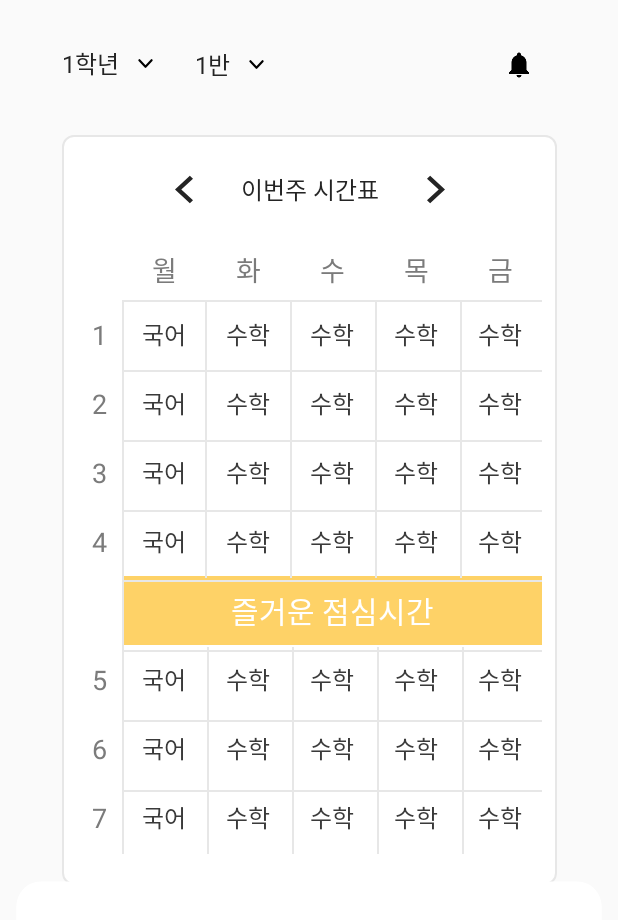
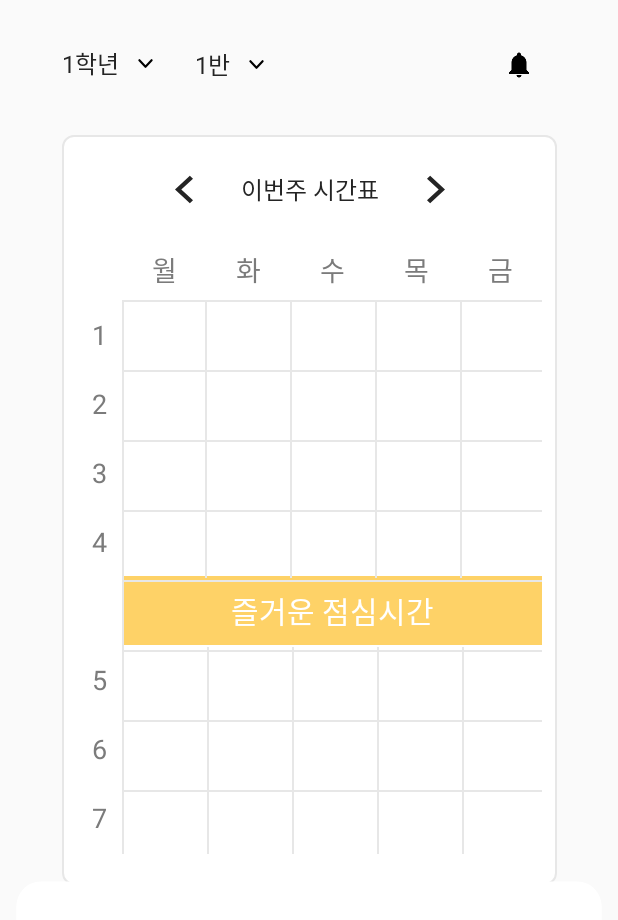
Before and after one commit to kimjjunho/Kodomo, an Android app: the MainActivity screen opened directly, with no data from a screen before it, on a phone screen of 412 x 824 dp. Shown: the top 920 px of the screen. Run offline under Robolectric (Android 15) with nearby library versions, the phone set to English and light mode, and no system bars; our stand-ins replace Dagger/Hilt's generated code, data binding; libraries missing offline, so code that uses them is left out: com.sothree.slidinguppanel; plain views replace SlidingUpPanelLayout; 1 statement that could not run was skipped.

Commit message:
main activity 과목 텍스트 수정

```diff
--- a/Seonsijo/app/src/main/java/com/example/seonsijo/main/MainActivity.kt
+++ b/Seonsijo/app/src/main/java/com/example/seonsijo/main/MainActivity.kt
@@ -154,7 +154,9 @@ class MainActivity @Inject constructor(): BaseActivity<ActivityMainBinding>
 
     private fun gotoT(button: Button, textView: TextView){
         button.setOnClickListener {
-            gotoTestListActivity(textView)
+            if(textView.text != null){
+                gotoTestListActivity(textView)
+            }
         }
     }
 
--- a/Seonsijo/app/src/main/res/layout/activity_main.xml
+++ b/Seonsijo/app/src/main/res/layout/activity_main.xml
@@ -219,28 +219,23 @@
 
                         <TextView
                             android:id="@+id/monday1"
-                            style="@style/mainText"
-                            android:text="국어" />
+                            style="@style/mainText" />
 
                         <TextView
                             android:id="@+id/tuesday1"
-                            style="@style/mainText"
-                            android:text="수학" />
+                            style="@style/mainText" />
 
                         <TextView
                             android:id="@+id/wednesday1"
-                            style="@style/mainText"
-                            android:text="수학" />
+                            style="@style/mainText" />
 
                         <TextView
                             android:id="@+id/thursday1"
-                            style="@style/mainText"
-                            android:text="수학" />
+                            style="@style/mainText" />
 
                         <TextView
                             android:id="@+id/friday1"
-                            style="@style/mainText"
-                            android:text="수학" />
+                            style="@style/mainText" />
                     </TableRow>
 
                     <TableRow
@@ -249,28 +244,23 @@
 
                         <TextView
                             android:id="@+id/monday2"
-                            style="@style/mainText"
-                            android:text="국어" />
+                            style="@style/mainText" />
 
                         <TextView
                             android:id="@+id/tuesday2"
-                            style="@style/mainText"
-                            android:text="수학" />
+                            style="@style/mainText" />
 
                         <TextView
                             android:id="@+id/wednesday2"
-                            style="@style/mainText"
-                            android:text="수학" />
+                            style="@style/mainText" />
 
                         <TextView
                             android:id="@+id/thursday2"
-                            style="@style/mainText"
-                            android:text="수학" />
+                            style="@style/mainText" />
 
                         <TextView
                             android:id="@+id/friday2"
-                            style="@style/mainText"
-                            android:text="수학" />
+                            style="@style/mainText" />
                     </TableRow>
 
                     <TableRow
@@ -279,28 +269,23 @@
 
                         <TextView
                             android:id="@+id/monday3"
-                            style="@style/mainText"
-                            android:text="국어" />
+                            style="@style/mainText" />
 
                         <TextView
                             android:id="@+id/tuesday3"
-                            style="@style/mainText"
-                            android:text="수학" />
+                            style="@style/mainText" />
 
                         <TextView
                             android:id="@+id/wednesday3"
-                            style="@style/mainText"
-                            android:text="수학" />
+                            style="@style/mainText" />
 
                         <TextView
                             android:id="@+id/thursday3"
-                            style="@style/mainText"
-                            android:text="수학" />
+                            style="@style/mainText" />
 
                         <TextView
                             android:id="@+id/friday3"
-                            style="@style/mainText"
-                            android:text="수학" />
+                            style="@style/mainText" />
                     </TableRow>
 
                     <TableRow
@@ -309,28 +294,23 @@
 
                         <TextView
                             android:id="@+id/monday4"
-                            style="@style/mainText"
-                            android:text="국어" />
+                            style="@style/mainText" />
 
                         <TextView
                             android:id="@+id/tuesday4"
-                            style="@style/mainText"
-                            android:text="수학" />
+                            style="@style/mainText" />
 
                         <TextView
                             android:id="@+id/wednesday4"
-                            style="@style/mainText"
-                            android:text="수학" />
+                            style="@style/mainText" />
 
                         <TextView
                             android:id="@+id/thursday4"
-                            style="@style/mainText"
-                            android:text="수학" />
+                            style="@style/mainText" />
 
                         <TextView
                             android:id="@+id/friday4"
-                            style="@style/mainText"
-                            android:text="수학" />
+                            style="@style/mainText" />
                     </TableRow>
 
                     <TextView
@@ -349,28 +329,23 @@
 
                         <TextView
                             android:id="@+id/monday5"
-                            style="@style/mainText"
-                            android:text="국어" />
+                            style="@style/mainText" />
 
                         <TextView
                             android:id="@+id/tuesday5"
-                            style="@style/mainText"
-                            android:text="수학" />
+                            style="@style/mainText" />
 
                         <TextView
                             android:id="@+id/wednesday5"
-                            style="@style/mainText"
-                            android:text="수학" />
+                            style="@style/mainText" />
 
                         <TextView
                             android:id="@+id/thursday5"
-                            style="@style/mainText"
-                            android:text="수학" />
+                            style="@style/mainText" />
 
                         <TextView
                             android:id="@+id/friday5"
-                            style="@style/mainText"
-                            android:text="수학" />
+                            style="@style/mainText" />
                     </TableRow>
 
                     <TableRow
@@ -379,28 +354,23 @@
 
                         <TextView
                             android:id="@+id/monday6"
-                            style="@style/mainText"
-                            android:text="국어" />
+                            style="@style/mainText" />
 
                         <TextView
                             android:id="@+id/tuesday6"
-                            style="@style/mainText"
-                            android:text="수학" />
+                            style="@style/mainText" />
 
                         <TextView
                             android:id="@+id/wednesday6"
-                            style="@style/mainText"
-                            android:text="수학" />
+                            style="@style/mainText" />
 
                         <TextView
                             android:id="@+id/thursday6"
-                            style="@style/mainText"
-                            android:text="수학" />
+                            style="@style/mainText" />
 
                         <TextView
                             android:id="@+id/friday6"
-                            style="@style/mainText"
-                            android:text="수학" />
+                            style="@style/mainText" />
                     </TableRow>
 
                     <TableRow
@@ -409,28 +379,23 @@
 
                         <TextView
                             android:id="@+id/monday7"
-                            style="@style/mainText"
-                            android:text="국어" />
+                            style="@style/mainText" />
 
                         <TextView
                             android:id="@+id/tuesday7"
-                            style="@style/mainText"
-                            android:text="수학" />
+                            style="@style/mainText" />
 
                         <TextView
                             android:id="@+id/wednesday7"
-                            style="@style/mainText"
-                            android:text="수학" />
+                            style="@style/mainText" />
 
                         <TextView
                             android:id="@+id/thursday7"
-                            style="@style/mainText"
-                            android:text="수학" />
+                            style="@style/mainText" />
 
                         <TextView
                             android:id="@+id/friday7"
-                            style="@style/mainText"
-                            android:text="수학" />
+                            style="@style/mainText" />
                     </TableRow>
                 </TableLayout>
 
```
